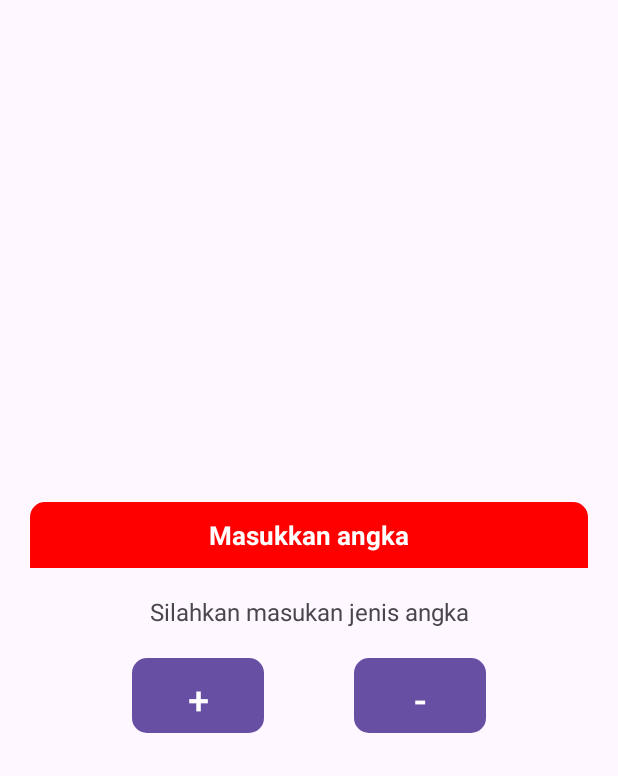
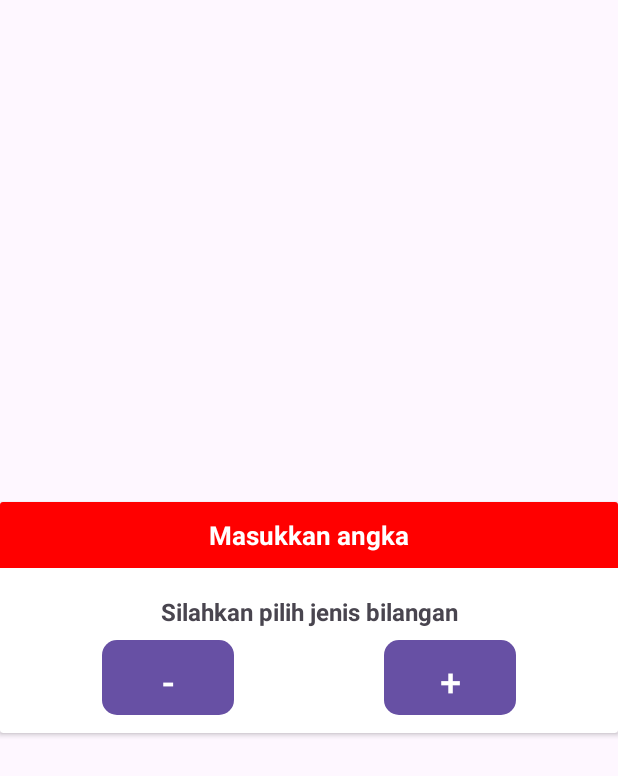
Before and after one commit to Boy-Brahmanda03/LearningApps, an Android app: the layout choose_layout.xml on its own in the app's theme, with its tools: preview values and no code run, on a phone screen of 412 x 824 dp. Shown: the top 776 px of the screen. Run offline under Robolectric (Android 15) with nearby library versions, the phone set to English and light mode, and no system bars.

Commit message:
1. setup alert dialog with custom layout 2. editing xml on custom dialog layout

```diff
--- a/app/src/main/res/drawable/pop_background.xml
+++ b/app/src/main/res/drawable/pop_background.xml
@@ -1,10 +1,7 @@
 <?xml version="1.0" encoding="utf-8"?>
 <shape
     xmlns:android="http://schemas.android.com/apk/res/android"
-    android:shape="rectangle"
-    >
+    android:shape="rectangle">
     <solid android:color="@color/red"/>
-        <corners android:topLeftRadius="10dp"
-            android:topRightRadius="10dp"/>
 
 </shape>
--- a/app/src/main/res/layout/choose_layout.xml
+++ b/app/src/main/res/layout/choose_layout.xml
@@ -1,39 +1,29 @@
 <?xml version="1.0" encoding="utf-8"?>
-<androidx.constraintlayout.widget.ConstraintLayout xmlns:android="http://schemas.android.com/apk/res/android"
+<androidx.cardview.widget.CardView xmlns:android="http://schemas.android.com/apk/res/android"
+    xmlns:app="http://schemas.android.com/apk/res-auto"
+    android:id="@+id/layoutDialog"
     android:layout_width="match_parent"
     android:layout_height="wrap_content"
-    xmlns:app="http://schemas.android.com/apk/res-auto"
-    android:layout_margin="20dp"
+    android:layout_gravity="center"
+    android:elevation="4dp">
 
-    android:layout_gravity="center"
-    android:gravity="center"
-    android:id="@+id/layoutDialog">
+    <androidx.constraintlayout.widget.ConstraintLayout
+        android:layout_width="match_parent"
+        android:layout_height="match_parent">
 
-<!--    <androidx.constraintlayout.widget.ConstraintLayout-->
-<!--        android:layout_width="match_parent"-->
-<!--        android:layout_height="wrap_content"-->
-<!--        app:layout_constraintTop_toTopOf="parent"-->
-<!--        android:id="@+id/layoutDialogg"-->
-
-<!--        >-->
-
-
-
-<!--    </androidx.constraintlayout.widget.ConstraintLayout>-->
         <TextView
+            android:id="@+id/textTitle"
             android:layout_width="match_parent"
             android:layout_height="match_parent"
-        android:id="@+id/textTitle"
+            android:background="@color/red"
             android:padding="10dp"
+            android:text="@string/masukkan_angka"
+            android:textAlignment="center"
             android:textColor="@color/white"
             android:textSize="17sp"
             android:textStyle="bold"
-        app:layout_constraintTop_toTopOf="parent"
-        android:background="@drawable/pop_background"
-        android:text="@string/masukkan_angka"
-        android:textAlignment="center"
-        />
-
+            app:layout_constraintEnd_toEndOf="parent"
+            app:layout_constraintTop_toTopOf="parent" />
 
         <TextView
             android:layout_width="match_parent"
@@ -49,30 +39,33 @@
             android:text="@string/silahkan_masukan_jenis_angka"
             android:paddingBottom="30dp"
             android:textAlignment="center"
+            android:textStyle="bold"
             />
 
         <Button
-        android:id="@+id/numberPlus"
+            android:id="@+id/btn_plus"
             android:layout_width="0dp"
             android:layout_height="50dp"
             android:layout_marginEnd="48dp"
+            android:layout_marginBottom="12sp"
             android:background="@drawable/button_style"
             android:text="@string/numberPlus"
             android:textSize="25sp"
             app:layout_constraintBottom_toBottomOf="parent"
-
-
             app:layout_constraintEnd_toEndOf="@+id/textMessage" />
 
         <Button
-        android:id="@+id/minus"
+            android:id="@+id/btn_minus"
             android:layout_width="0dp"
             android:layout_height="50dp"
             android:layout_marginStart="48dp"
+            android:layout_marginBottom="12sp"
             android:background="@drawable/button_style"
             android:text="@string/numberMinus"
             android:textSize="25sp"
             app:layout_constraintBottom_toBottomOf="parent"
             app:layout_constraintStart_toStartOf="@+id/textMessage" />
+    </androidx.constraintlayout.widget.ConstraintLayout>
 
-</androidx.constraintlayout.widget.ConstraintLayout>
+
+</androidx.cardview.widget.CardView>
--- a/app/src/main/res/values/strings.xml
+++ b/app/src/main/res/values/strings.xml
@@ -24,9 +24,9 @@
     <string name="final_result">xy</string>
     <string name="cals">x +/- y =</string>
     <string name="result_of">Hasil dari</string>
-    <string name="silahkan_masukan_jenis_angka">Silahkan masukan jenis angka</string>
-    <string name="numberMinus">+</string>
-    <string name="numberPlus">-</string>
+    <string name="silahkan_masukan_jenis_angka">Silahkan pilih jenis bilangan</string>
+    <string name="numberPlus">+</string>
+    <string name="numberMinus">-</string>
     <string name="reset">reset</string>
     <string name="masukkan_angka">Masukkan angka</string>
     <string name="designed_by_digitaltrinity">© Designed by DigitalTrinity</string>
```
Also changed, not shown: app/src/main/java/com/example/learningapps/ui/MainActivity.kt (+12 -12 lines). Lines whose indentation alone changed are shown as unchanged.
